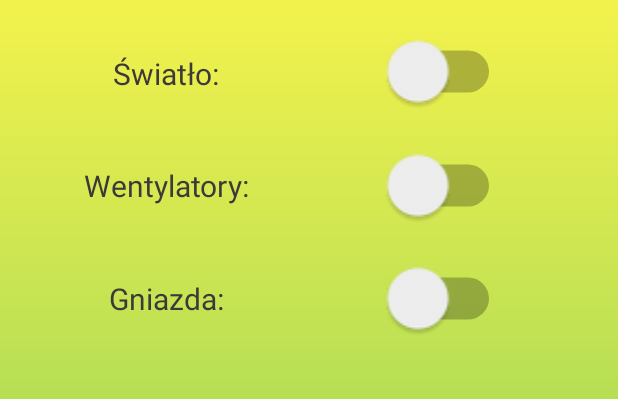
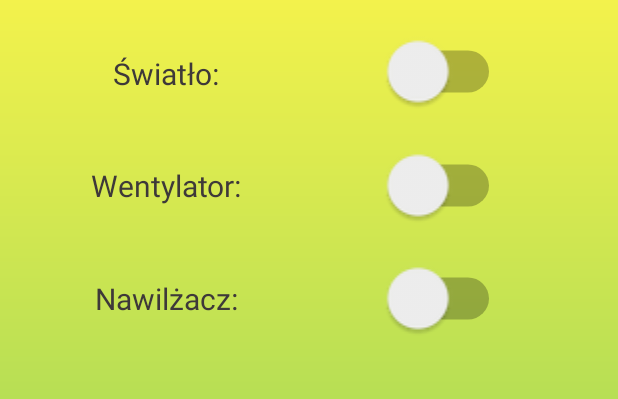
Before and after one commit to Laruuuse11/InteligentnaSzkarniaAplikacja, an Android app: the layout activity_main2.xml on its own in the app's theme, with its tools: preview values and no code run, on a phone screen of 412 x 824 dp. Shown: the top 399 px of the screen. Run offline under Robolectric (Android 15) with nearby library versions, the phone set to English and light mode, and no system bars.

Commit message:
Update strings.xml

```diff
--- a/app/src/main/res/values/strings.xml
+++ b/app/src/main/res/values/strings.xml
@@ -9,8 +9,8 @@
     <string name="on">On</string>
     <string name="wyjscie">Wyjście</string>
     <string name="swiatlo">Światło:</string>
-    <string name="gniazda">Gniazda:</string>
-    <string name="wentylatory">Wentylatory:</string>
+    <string name="gniazda">Nawilżacz:</string>
+    <string name="wentylatory">Wentylator:</string>
     <string name="temperatura">Temperatura:</string>
     <string name="wilgotnosc">Wilgotność:</string>
     <string name="wilgotnosc_gleby_roslin">ROŚLINKI</string>
```
